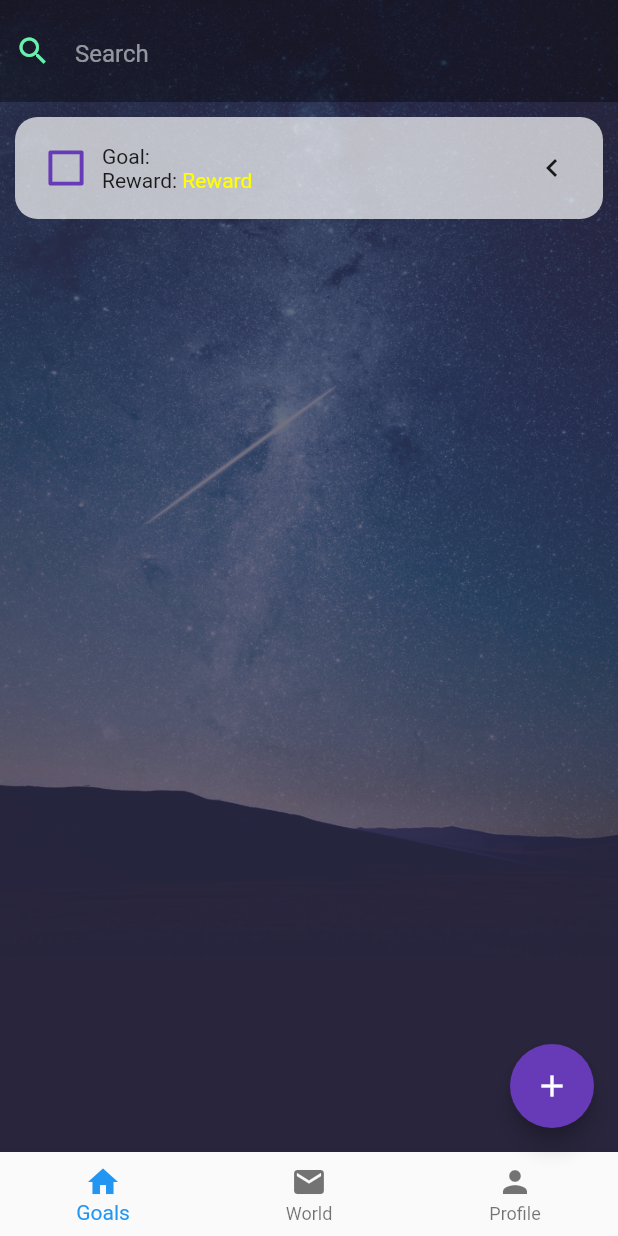
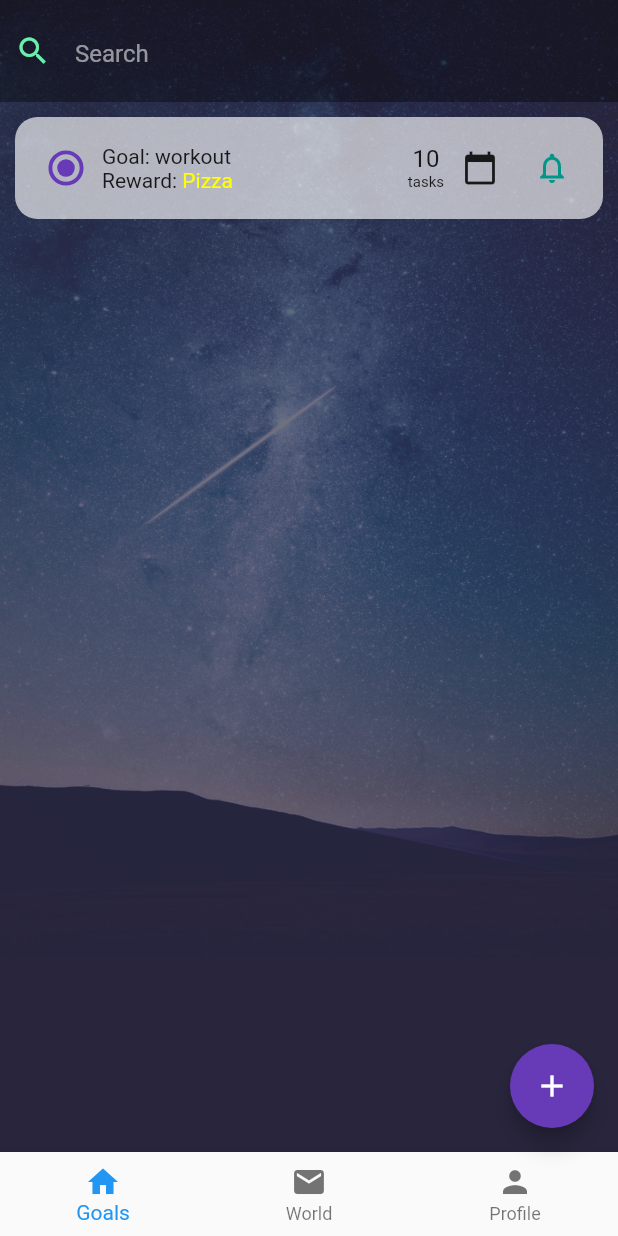
Before and after one commit to DevEngage/engage_library, a Flutter app: the screen it shows after launch, on a phone screen of 412 x 824 dp. Run offline on Flutter 3.47's test engine with Material 2 defaults, Android fonts, the phone set to English and light mode, and no system bars; our stand-ins replace flutter_hooks; missing offline and left inert: engagefire.

Commit message:
lmost done

```diff
--- a/lib/screens/home_screen.dart
+++ b/lib/screens/home_screen.dart
@@ -61,4 +61,5 @@ class HomeScreen extends HookWidget {
     ],)); // ListView.builder()
   }
 
+
 }
--- a/lib/widgets/goal_item.dart
+++ b/lib/widgets/goal_item.dart
@@ -1,4 +1,5 @@
 
+import 'package:EarnIt/widgets/task_item.dart';
 import 'package:flutter/material.dart';
 import 'package:flutter_hooks/flutter_hooks.dart';
 
@@ -9,14 +10,14 @@ class GoalItem extends HookWidget {
     final expended = useState(false);
 
 
-    return GestureDetector(onTap: () => expended.value = !expended.value, child: Column(children: <Widget>[
+    return GestureDetector(onTap: () => _askedToLead(context), child: Column(children: <Widget>[
       Row(children: <Widget>[
         Expanded(child: Container(
         margin: const EdgeInsets.all(10),
         padding: const EdgeInsets.all(10),
         // color: Colors.green,
         decoration: new BoxDecoration(
-                    color: Colors.white.withOpacity(0.7),
+                    color: Colors.white.withOpacity(0.65),
                     borderRadius: new BorderRadius.all(
                         const Radius.circular(15.0))),
         child: Row(children: <Widget>[
@@ -26,19 +27,32 @@ class GoalItem extends HookWidget {
                 scale: 1.3, child:
                 Theme(
                   data: ThemeData(unselectedWidgetColor: Colors.deepPurple),
-                  child: Checkbox(value: false, tristate: false, onChanged: (bool newVal) => true, ))),
+                  child: Radio<bool>(value: true, groupValue: true, activeColor: Colors.deepPurple, onChanged: (bool newVal) => true, ))),
           ),
 
-          Expanded( child: Row(children: <Widget>[
-            Column(crossAxisAlignment: CrossAxisAlignment.start, children: <Widget>[
-              Text('Goal: '),
-              Wrap(children: <Widget>[ Text('Reward: '), Text('Reward', style: TextStyle(color: Colors.yellowAccent),)],),
-            ],),
-            Expanded(child: Row(mainAxisAlignment: MainAxisAlignment.end, children: <Widget>[
-              Transform.rotate(angle: expended.value ? -1.6 : 0, child: IconButton(icon: Icon(Icons.chevron_left), onPressed: () => true,),),
+          Expanded( child:
+            Row(children: <Widget>[
+              Column(crossAxisAlignment: CrossAxisAlignment.start, children: <Widget>[
+                Text('Goal: workout'),
+                Wrap(children: <Widget>[ Text('Reward: '), Text('Pizza', style: TextStyle(color: Colors.yellowAccent),)],),
+              ],),
+              // Expanded(child: Row(mainAxisAlignment: MainAxisAlignment.end, children: <Widget>[
+              //   Transform.rotate(angle: expended.value ? -1.6 : 0, child: IconButton(icon: Icon(Icons.chevron_left), onPressed: () => true,),),
+              // ],)),
 
-            ],)),
-          ],) ),
+
+              Expanded(child: Row(mainAxisAlignment: MainAxisAlignment.end, children: <Widget>[
+                Column(children: <Widget>[
+                  Text('10', style: TextStyle(color: Colors.black87, fontSize: 16)),
+                  Text('tasks', style: TextStyle(color: Colors.black87, fontSize: 10)),
+                ],),
+                IconButton(icon: Icon(Icons.calendar_today), onPressed: () => true,),
+                IconButton(icon: Icon(Icons.notifications_none), color: Colors.teal, onPressed: () => true,),
+                // IconButton(icon: Icon(Icons.check_box_outline_blank), onPressed: () => true,),
+              ],)),
+
+            ],
+          ) ),
 
 
         ],),
@@ -50,4 +64,42 @@ class GoalItem extends HookWidget {
        // ListView.builder()
   }
 
+
+  Future<void> _askedToLead(context) async {
+    await showDialog(
+      context: context,
+      builder: (BuildContext context) {
+        return SimpleDialog(
+          backgroundColor: Colors.white.withOpacity(0.8),
+          title: Row(children: <Widget>[
+            Row(children: <Widget>[
+              Text('Tasks'),
+              IconButton(icon: Icon(Icons.add_circle_outline), color: Colors.deepPurpleAccent, onPressed: () => true,),
+            ],),
+            Expanded(child: Row(mainAxisAlignment: MainAxisAlignment.end, children: <Widget>[
+                // Column(children: <Widget>[
+                //   Text('10', style: TextStyle(color: Colors.black87, fontSize: 16)),
+                //   Text('tasks', style: TextStyle(color: Colors.black87, fontSize: 10)),
+                // ],),
+                // IconButton(icon: Icon(Icons.notifications_none), color: Colors.teal, onPressed: () => true,),
+                // IconButton(icon: Icon(Icons.check_box_outline_blank), onPressed: () => true,),
+              ],)),
+          ]),
+          children: <Widget>[
+            TaskItem(),
+            TaskItem(),
+            // SimpleDialogOption(
+            //   onPressed: () { Navigator.pop(context, Department.treasury); },
+            //   child: const Text('Treasury department'),
+            // ),
+            // SimpleDialogOption(
+            //   onPressed: () { Navigator.pop(context, Department.state); },
+            //   child: const Text('State department'),
+            // ),
+          ],
+        );
+      }
+    );
+  }
+
 }
```
Also changed, not shown: lib/widgets/task_item.dart (added, +49 -0 lines).
